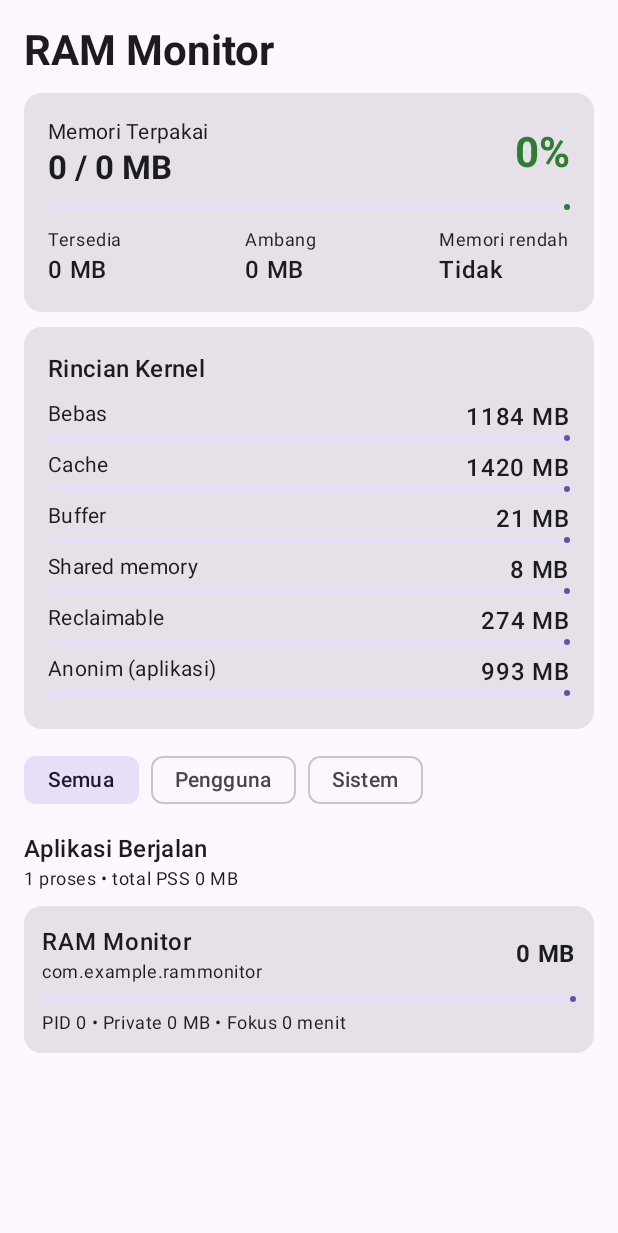
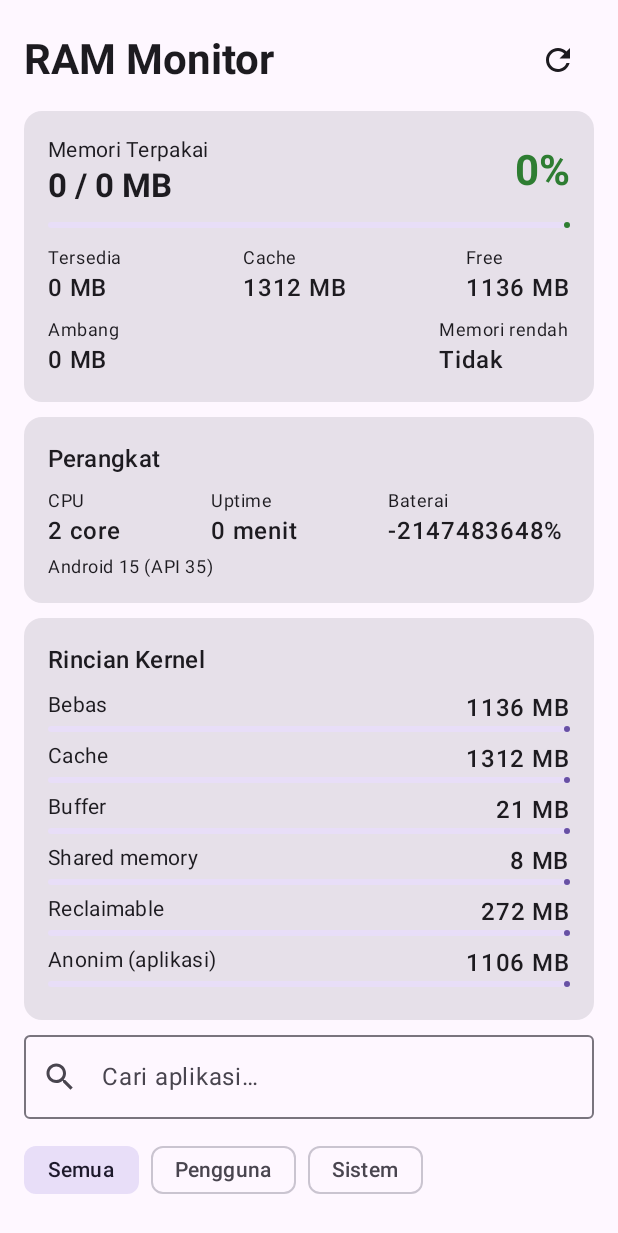
Before and after one commit to jayafadhil5/Ram-monitor, an Android app built with Jetpack Compose: the screen it shows after launch (MainActivity), after a tap on "Semua", on a phone screen of 412 x 824 dp. Shown: the top 1233 px of the screen. Run offline under Robolectric (Android 15) with nearby library versions, the phone set to English and light mode, and no system bars; 1 statement that could not run was skipped; 1 other tap on this screen came first.

Commit message:
Update MainActivity.kt

```diff
--- a/app/src/main/java/com/example/rammonitor/MainActivity.kt
+++ b/app/src/main/java/com/example/rammonitor/MainActivity.kt
@@ -1,4 +1,3 @@
-
 package com.example.rammonitor
 
 import android.content.Intent
@@ -9,6 +8,11 @@ import androidx.activity.compose.setContent
 import androidx.compose.foundation.layout.*
 import androidx.compose.foundation.lazy.LazyColumn
 import androidx.compose.foundation.lazy.items
+import androidx.compose.foundation.text.KeyboardActions
+import androidx.compose.foundation.text.KeyboardOptions
+import androidx.compose.material.icons.Icons
+import androidx.compose.material.icons.filled.Refresh
+import androidx.compose.material.icons.filled.Search
 import androidx.compose.material3.*
 import androidx.compose.runtime.*
 import androidx.compose.ui.Alignment
@@ -16,11 +20,13 @@ import androidx.compose.ui.Modifier
 import androidx.compose.ui.graphics.Color
 import androidx.compose.ui.platform.LocalContext
 import androidx.compose.ui.text.font.FontWeight
+import androidx.compose.ui.text.input.ImeAction
 import androidx.compose.ui.text.style.TextOverflow
 import androidx.compose.ui.unit.dp
 import androidx.compose.ui.unit.sp
 import kotlinx.coroutines.Dispatchers
 import kotlinx.coroutines.delay
+import kotlinx.coroutines.launch
 import kotlinx.coroutines.withContext
 import java.text.SimpleDateFormat
 import java.util.Locale
@@ -29,6 +35,12 @@ enum class AppFilter(val label: String) {
     ALL("Semua"),
     USER("Pengguna"),
     SYSTEM("Sistem")
+}
+
+enum class SortMode(val label: String) {
+    PSS("Memori"),
+    NAME("Nama"),
+    LAST_USED("Terakhir")
 }
 
 private val timeFormat = SimpleDateFormat("dd MMM HH:mm", Locale.forLanguageTag("id-ID"))
@@ -52,25 +64,48 @@ fun usageColor(fraction: Float): Color = when {
     else -> Color(0xFFC62828)
 }
 
-private fun matches(app: AppMemory, filter: AppFilter): Boolean = when (filter) {
+private fun matches(app: AppMemory, filter: AppFilter, query: String): Boolean {
+    val passFilter = when (filter) {
         AppFilter.ALL -> true
         AppFilter.USER -> !app.isSystem
         AppFilter.SYSTEM -> app.isSystem
     }
+    if (!passFilter) return false
+    if (query.isBlank()) return true
+    val q = query.lowercase()
+    return app.label.lowercase().contains(q) || app.packageName.lowercase().contains(q)
+}
 
+@OptIn(ExperimentalMaterial3Api::class)
 @Composable
 fun RamMonitorScreen() {
     val context = LocalContext.current
+    val scope = rememberCoroutineScope()
+
     var system by remember { mutableStateOf<SystemMemory?>(null) }
     var kernel by remember { mutableStateOf<Map<String, Long>>(emptyMap()) }
     var report by remember { mutableStateOf<AppReport?>(null) }
+    var device by remember { mutableStateOf<DeviceInfo?>(null) }
+    var prevUsed by remember { mutableStateOf<Long?>(null) }
+
     var filter by remember { mutableStateOf(AppFilter.ALL) }
+    var sortMode by remember { mutableStateOf(SortMode.PSS) }
+    var query by remember { mutableStateOf("") }
+    var isRefreshing by remember { mutableStateOf(false) }
+
+    suspend fun refreshOnce() {
+        isRefreshing = true
+        system = withContext(Dispatchers.IO) { MemoryInfoHelper.getSystemMemory(context) }
+        kernel = withContext(Dispatchers.IO) { MemoryInfoHelper.getMeminfo() }
+        report = withContext(Dispatchers.IO) { MemoryInfoHelper.collect(context) }
+        device = withContext(Dispatchers.IO) { MemoryInfoHelper.getDeviceInfo(context) }
+        prevUsed = system?.usedMb
+        isRefreshing = false
+    }
 
     LaunchedEffect(Unit) {
         while (true) {
-            system = withContext(Dispatchers.IO) { MemoryInfoHelper.getSystemMemory(context) }
-            kernel = withContext(Dispatchers.IO) { MemoryInfoHelper.getMeminfo() }
-            report = withContext(Dispatchers.IO) { MemoryInfoHelper.collect(context) }
+            refreshOnce()
             delay(3000)
         }
     }
@@ -78,8 +113,17 @@ fun RamMonitorScreen() {
     val sys = system
     val rep = report
     val hasAccess = rep?.usageAccess ?: false
-    val running = rep?.running.orEmpty().filter { matches(it, filter) }
-    val recent = rep?.recent.orEmpty().filter { matches(it, filter) }
+
+    val running = rep?.running.orEmpty()
+        .filter { matches(it, filter, query) }
+        .let { list ->
+            when (sortMode) {
+                SortMode.PSS -> list.sortedByDescending { it.pssMb }
+                SortMode.NAME -> list.sortedBy { it.label.lowercase() }
+                SortMode.LAST_USED -> list.sortedByDescending { it.lastUsed }
+            }
+        }
+    val recent = rep?.recent.orEmpty().filter { matches(it, filter, query) }
     val maxPss = running.maxOfOrNull { it.pssMb }?.coerceAtLeast(1L) ?: 1L
     val totalPss = running.sumOf { it.pssMb }
 
@@ -88,7 +132,20 @@ fun RamMonitorScreen() {
         verticalArrangement = Arrangement.spacedBy(10.dp)
     ) {
         item {
-            Text("RAM Monitor", style = MaterialTheme.typography.headlineMedium, fontWeight = FontWeight.Bold)
+            Row(
+                Modifier.fillMaxWidth(),
+                horizontalArrangement = Arrangement.SpaceBetween,
+                verticalAlignment = Alignment.CenterVertically
+            ) {
+                Text(
+                    "RAM Monitor",
+                    style = MaterialTheme.typography.headlineMedium,
+                    fontWeight = FontWeight.Bold
+                )
+                IconButton(onClick = { scope.launch { refreshOnce() } }) {
+                    Icon(Icons.Default.Refresh, contentDescription = "Refresh")
+                }
+            }
         }
 
         if (!hasAccess) {
@@ -104,16 +161,18 @@ fun RamMonitorScreen() {
                         Spacer(Modifier.height(8.dp))
                         Button(onClick = {
                             context.startActivity(Intent(Settings.ACTION_USAGE_ACCESS_SETTINGS))
-                        }) {
-                            Text("Buka Pengaturan")
-                        }
+                        }) { Text("Buka Pengaturan") }
                     }
                 }
             }
         }
 
         if (sys != null) {
-            item { SystemCard(sys) }
+            item { SystemCard(sys, prevUsed) }
+        }
+
+        if (device != null) {
+            item { DeviceCard(device!!) }
         }
 
         if (kernel.isNotEmpty() && sys != null) {
@@ -121,6 +180,20 @@ fun RamMonitorScreen() {
         }
 
         item {
+            OutlinedTextField(
+                value = query,
+                onValueChange = { query = it },
+                modifier = Modifier.fillMaxWidth(),
+                placeholder = { Text("Cari aplikasi…") },
+                leadingIcon = { Icon(Icons.Default.Search, contentDescription = null) },
+                singleLine = true,
+                keyboardOptions = KeyboardOptions(imeAction = ImeAction.Search),
+                keyboardActions = KeyboardActions(onSearch = { })
+            )
+        }
+
+        item {
+            Column(verticalArrangement = Arrangement.spacedBy(6.dp)) {
                 Row(horizontalArrangement = Arrangement.spacedBy(8.dp)) {
                     AppFilter.values().forEach { f ->
                         FilterChip(
@@ -128,6 +201,16 @@ fun RamMonitorScreen() {
                             onClick = { filter = f },
                             label = { Text(f.label) }
                         )
+                    }
+                }
+                Row(horizontalArrangement = Arrangement.spacedBy(8.dp)) {
+                    SortMode.values().forEach { s ->
+                        FilterChip(
+                            selected = sortMode == s,
+                            onClick = { sortMode = s },
+                            label = { Text("Sort: ${s.label}") }
+                        )
+                    }
                 }
             }
         }
@@ -145,12 +228,12 @@ fun RamMonitorScreen() {
         }
 
         if (running.isEmpty()) {
-            item {
-                Text("Belum ada data proses.", style = MaterialTheme.typography.bodyMedium)
-            }
+            item { Text("Belum ada data proses.", style = MaterialTheme.typography.bodyMedium) }
         }
 
-        items(running) { app -> RunningAppCard(app, maxPss) }
+        items(running, key = { it.packageName + "_" + it.pid }) { app ->
+            RunningAppCard(app, maxPss)
+        }
 
         if (recent.isNotEmpty()) {
             item {
@@ -165,15 +248,16 @@ fun RamMonitorScreen() {
                     style = MaterialTheme.typography.bodySmall
                 )
             }
-            items(recent) { app -> RecentAppCard(app) }
+            items(recent, key = { "recent_" + it.packageName }) { app -> RecentAppCard(app) }
         }
     }
 }
 
 @Composable
-fun SystemCard(sys: SystemMemory) {
+fun SystemCard(sys: SystemMemory, prevUsed: Long?) {
     val fraction = if (sys.totalMb > 0) sys.usedMb.toFloat() / sys.totalMb.toFloat() else 0f
     val color = usageColor(fraction)
+    val delta = prevUsed?.let { sys.usedMb - it }
 
     Card(modifier = Modifier.fillMaxWidth()) {
         Column(Modifier.padding(16.dp)) {
@@ -189,6 +273,13 @@ fun SystemCard(sys: SystemMemory) {
                         style = MaterialTheme.typography.titleLarge,
                         fontWeight = FontWeight.Bold
                     )
+                    if (delta != null && delta != 0L) {
+                        Text(
+                            if (delta > 0) "▲ +$delta MB" else "▼ $delta MB",
+                            style = MaterialTheme.typography.bodySmall,
+                            color = if (delta > 0) Color(0xFFC62828) else Color(0xFF2E7D32)
+                        )
+                    }
                 }
                 Text(
                     "${(fraction * 100).toInt()}%",
@@ -199,16 +290,49 @@ fun SystemCard(sys: SystemMemory) {
             }
             Spacer(Modifier.height(10.dp))
             LinearProgressIndicator(
-                progress = { fraction },
+                progress = fraction,
                 color = color,
                 modifier = Modifier.fillMaxWidth()
             )
             Spacer(Modifier.height(12.dp))
             Row(Modifier.fillMaxWidth(), horizontalArrangement = Arrangement.SpaceBetween) {
                 StatItem("Tersedia", "${sys.availMb} MB")
+                StatItem("Cache", "${sys.cachedMb} MB")
+                StatItem("Free", "${sys.freeMb} MB")
+            }
+            Spacer(Modifier.height(8.dp))
+            Row(Modifier.fillMaxWidth(), horizontalArrangement = Arrangement.SpaceBetween) {
                 StatItem("Ambang", "${sys.thresholdMb} MB")
                 StatItem("Memori rendah", if (sys.lowMemory) "Ya" else "Tidak")
             }
+            if (sys.lowMemory) {
+                Spacer(Modifier.height(8.dp))
+                Text(
+                    "⚠ Memori rendah! Sistem mungkin menutup aplikasi latar.",
+                    color = Color(0xFFC62828),
+                    style = MaterialTheme.typography.bodySmall
+                )
+            }
+        }
+    }
+}
+
+@Composable
+fun DeviceCard(device: DeviceInfo) {
+    Card(modifier = Modifier.fillMaxWidth()) {
+        Column(Modifier.padding(16.dp)) {
+            Text("Perangkat", style = MaterialTheme.typography.titleMedium, fontWeight = FontWeight.SemiBold)
+            Spacer(Modifier.height(8.dp))
+            Row(Modifier.fillMaxWidth(), horizontalArrangement = Arrangement.SpaceBetween) {
+                StatItem("CPU", "${device.cpuCores} core")
+                StatItem("Uptime", "${device.uptimeMinutes} menit")
+                StatItem(
+                    "Baterai",
+                    "${device.batteryPercent}% ${if (device.batteryCharging) "⚡" else ""}"
+                )
+            }
+            Spacer(Modifier.height(4.dp))
+            Text(device.androidVersion, style = MaterialTheme.typography.bodySmall)
         }
     }
 }
@@ -246,7 +370,7 @@ fun KernelCard(kernel: Map<String, Long>, totalMb: Long) {
                     Text("$value MB", fontWeight = FontWeight.SemiBold)
                 }
                 LinearProgressIndicator(
-                    progress = { fraction },
+                    progress = fraction,
                     modifier = Modifier.fillMaxWidth()
                 )
                 Spacer(Modifier.height(6.dp))
@@ -265,12 +389,20 @@ fun RunningAppCard(app: AppMemory, maxPss: Long) {
                 horizontalArrangement = Arrangement.SpaceBetween
             ) {
                 Column(Modifier.weight(1f).padding(end = 8.dp)) {
+                    Row(verticalAlignment = Alignment.CenterVertically) {
                         Text(
                             app.label,
                             fontWeight = FontWeight.SemiBold,
                             maxLines = 1,
-                        overflow = TextOverflow.Ellipsis
+                            overflow = TextOverflow.Ellipsis,
+                            modifier = Modifier.weight(1f, fill = false)
                         )
+                        Spacer(Modifier.width(6.dp))
+                        AssistChip(
+                            onClick = { },
+                            label = { Text(app.category.label, fontSize = 10.sp) }
+                        )
+                    }
                     Text(
                         app.packageName,
                         style = MaterialTheme.typography.bodySmall,
@@ -286,12 +418,12 @@ fun RunningAppCard(app: AppMemory, maxPss: Long) {
             }
             Spacer(Modifier.height(8.dp))
             LinearProgressIndicator(
-                progress = { app.pssMb.toFloat() / maxPss.toFloat() },
+                progress = (app.pssMb.toFloat() / maxPss.toFloat()).coerceIn(0f, 1f),
                 modifier = Modifier.fillMaxWidth()
             )
             Spacer(Modifier.height(6.dp))
             Text(
-                "PID ${app.pid} • Private ${app.privateDirtyMb} MB • Fokus ${app.foregroundMinutes} menit",
+                "PID ${app.pid} • Private ${app.privateDirtyMb} MB • Fokus ${app.foregroundMinutes} mnt",
                 style = MaterialTheme.typography.bodySmall
             )
         }
@@ -316,7 +448,7 @@ fun RecentAppCard(app: AppMemory) {
             )
             Spacer(Modifier.height(4.dp))
             Text(
-                "Terakhir: ${timeFormat.format(app.lastUsed)} • Fokus ${app.foregroundMinutes} menit",
+                "Terakhir: ${timeFormat.format(app.lastUsed)} • Fokus ${app.foregroundMinutes} mnt • ${app.category.label}",
                 style = MaterialTheme.typography.bodySmall
             )
         }
```
Lines whose indentation alone changed are shown as unchanged.
